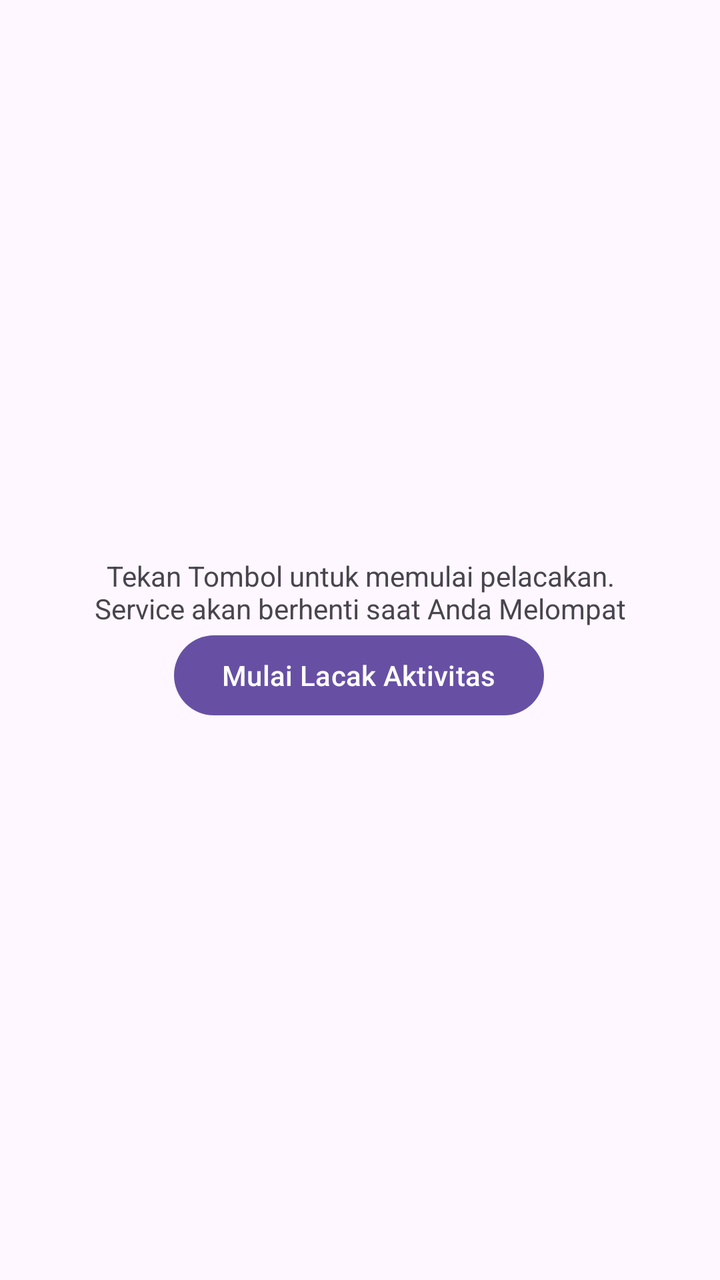
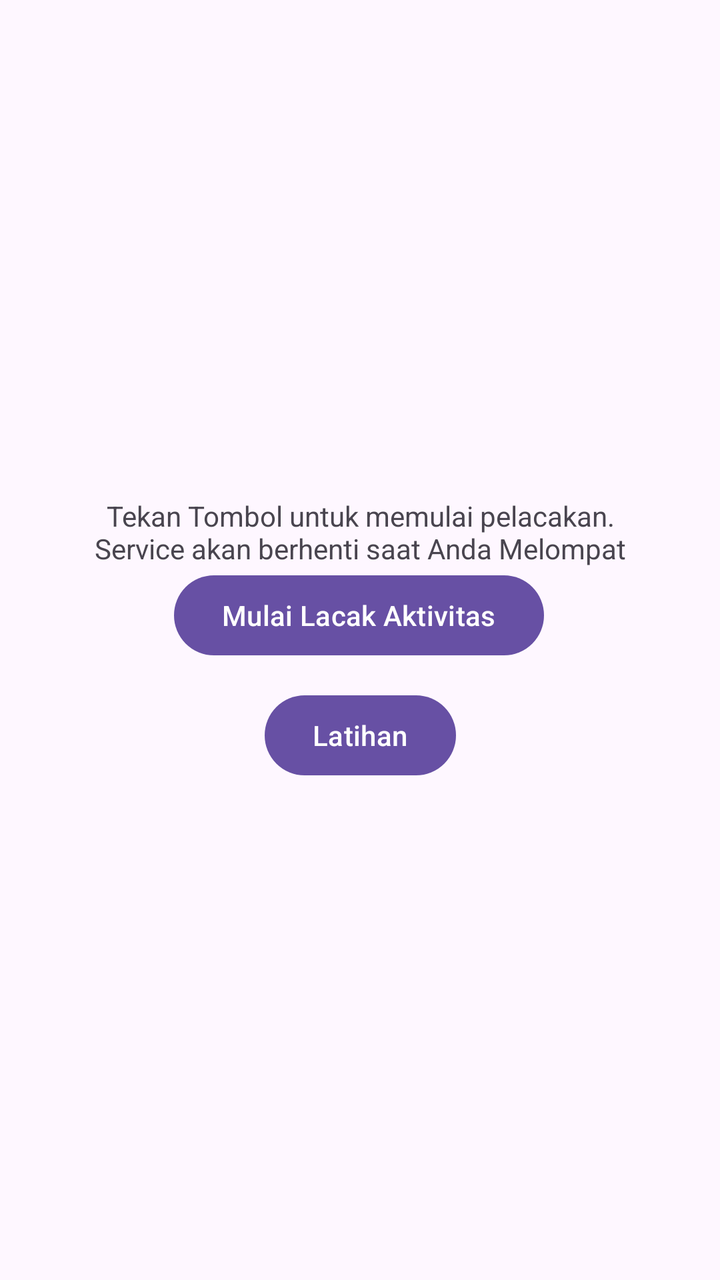

Before-and-after screenshots of an Android layout around one commit, followed by the original layout XML and the change that was made.
<!-- AndroidManifest.xml: application theme Theme.BackgroundServices -->
<!-- res/layout/activity_main.xml -->
<?xml version="1.0" encoding="utf-8"?>
<androidx.constraintlayout.widget.ConstraintLayout xmlns:android="http://schemas.android.com/apk/res/android"
    xmlns:app="http://schemas.android.com/apk/res-auto"
    xmlns:tools="http://schemas.android.com/tools"
    android:id="@+id/main"
    android:layout_width="match_parent"
    android:layout_height="match_parent"
    tools:context=".MainActivity">

    <TextView
        android:id="@+id/statusTextView"
        android:layout_width="wrap_content"
        android:layout_height="wrap_content"
        app:layout_constraintTop_toTopOf="parent"
        app:layout_constraintVertical_chainStyle="packed"
        android:text="Tekan Tombol untuk memulai pelacakan.\nService akan berhenti saat Anda Melompat"
        android:textAlignment="center"
        app:layout_constraintBottom_toTopOf="@+id/btnStart"
        app:layout_constraintStart_toStartOf="parent"
        app:layout_constraintEnd_toEndOf="parent" />

    <Button
        android:id="@+id/btnStart"
        android:layout_width="wrap_content"
        android:layout_height="wrap_content"
        android:text="Mulai Lacak Aktivitas"
        app:layout_constraintBottom_toBottomOf="parent"
        app:layout_constraintEnd_toEndOf="parent"
        app:layout_constraintHorizontal_bias="0.497"
        app:layout_constraintStart_toStartOf="parent"
        app:layout_constraintTop_toBottomOf="@id/statusTextView" />

</androidx.constraintlayout.widget.ConstraintLayout>
<!-- resources referenced by this layout -->
<resources>
  <style name="Theme.BackgroundServices" parent="Base.Theme.BackgroundServices" />
  <style name="Base.Theme.BackgroundServices" parent="Theme.Material3.DayNight.NoActionBar">
          
          
      </style>
</resources>

<!-- the commit's change to res/layout/activity_main.xml (unified diff, before → after) -->
@@ -24,10 +24,22 @@
         android:layout_width="wrap_content"
         android:layout_height="wrap_content"
         android:text="Mulai Lacak Aktivitas"
-        app:layout_constraintBottom_toBottomOf="parent"
+        app:layout_constraintBottom_toTopOf="@id/btnLatihan"
         app:layout_constraintEnd_toEndOf="parent"
         app:layout_constraintHorizontal_bias="0.497"
         app:layout_constraintStart_toStartOf="parent"
         app:layout_constraintTop_toBottomOf="@id/statusTextView" />
 
+
+    <Button
+        android:id="@+id/btnLatihan"
+        android:layout_width="wrap_content"
+        android:layout_height="wrap_content"
+        android:text="Latihan"
+        android:layout_marginTop="12dp"
+        app:layout_constraintTop_toBottomOf="@id/btnStart"
+        app:layout_constraintStart_toStartOf="parent"
+        app:layout_constraintEnd_toEndOf="parent"
+        app:layout_constraintBottom_toBottomOf="parent" />
+
 </androidx.constraintlayout.widget.ConstraintLayout>
